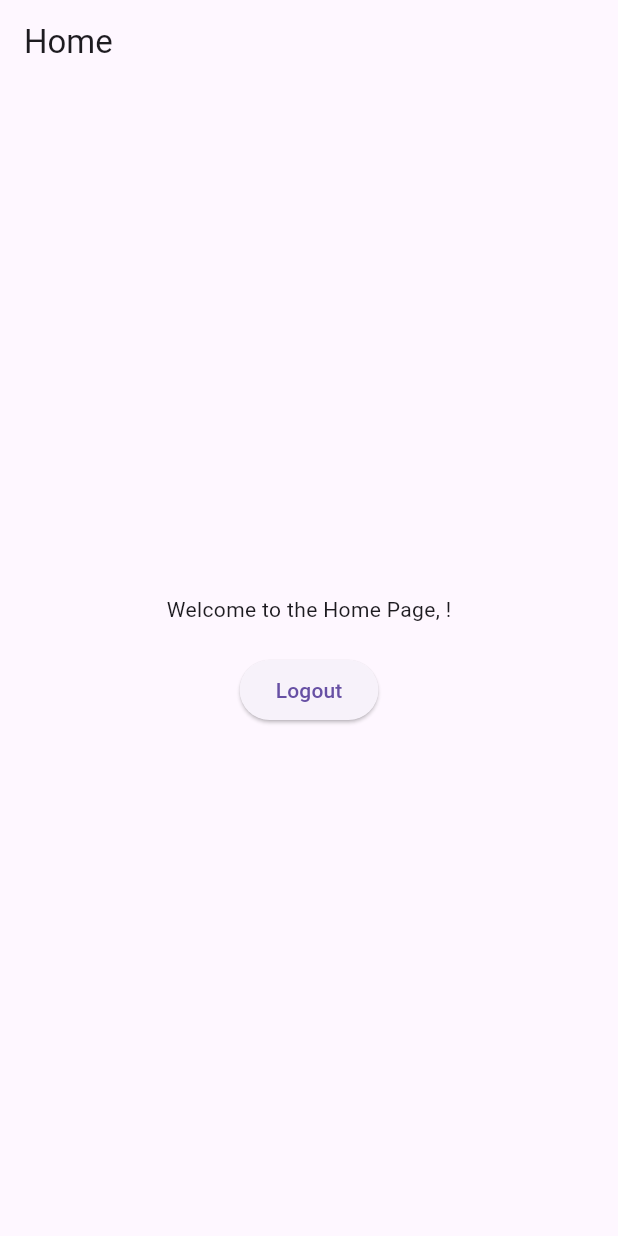
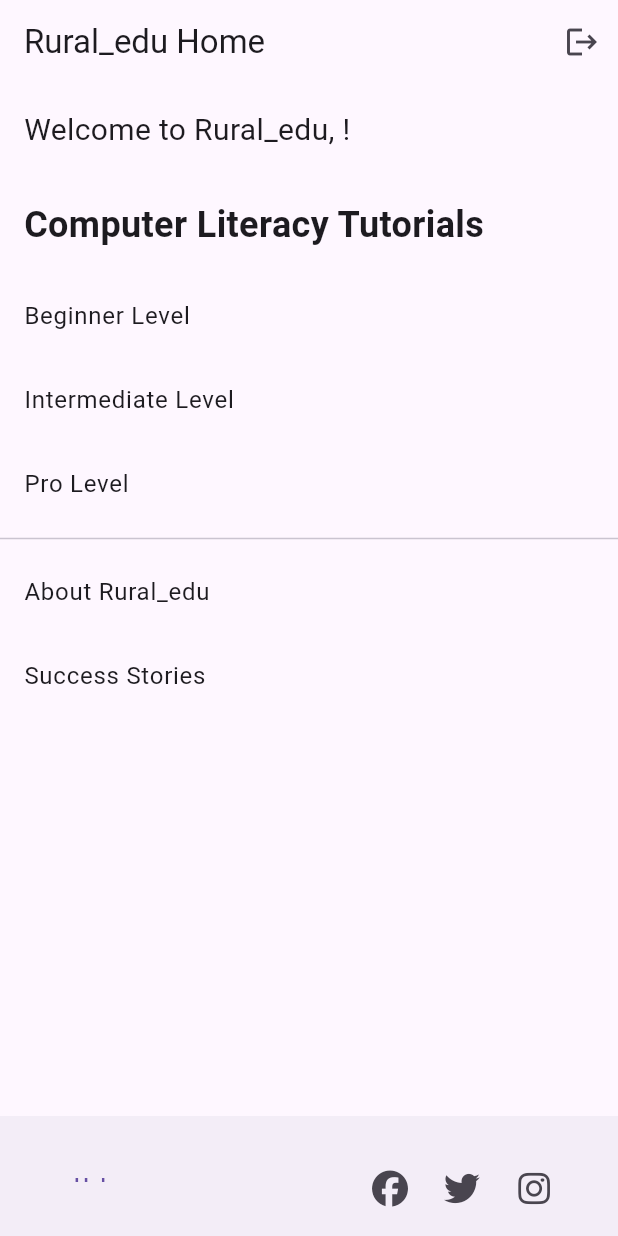
Before and after one commit to Geoffy1/logit_with_flutter, a Flutter app: the Home screen opened directly with empty values, on a phone screen of 412 x 824 dp. Run offline on Flutter 3.47's test engine with Material 3 defaults, Android fonts, the phone set to English and light mode, and no system bars; our stand-ins replace font_awesome_flutter.

Commit message:
developed my login app to be an educational website

```diff
--- a/flutter_1/flutter_application_1/lib/main.dart
+++ b/flutter_1/flutter_application_1/lib/main.dart
@@ -1,4 +1,5 @@
 import 'package:flutter/material.dart';
+import 'package:font_awesome_flutter/font_awesome_flutter.dart'; // Import Font Awesome package
 
 void main() {
   runApp(MyApp());
@@ -8,11 +9,11 @@ class MyApp extends StatelessWidget {
   @override
   Widget build(BuildContext context) {
     return MaterialApp(
-      title: 'Login App',
+      title: 'Rural_edu App',
       theme: ThemeData(
         primarySwatch: Colors.lightBlue,
       ),
-      home: Login(),
+      home: Login(), // Start with login page
     );
   }
 }
@@ -23,31 +24,28 @@ class Login extends StatefulWidget {
 }
 
 class _LoginState extends State<Login> {
-  // capture user input
   final _formKey = GlobalKey<FormState>();
   TextEditingController emailController = TextEditingController();
   TextEditingController passwordController = TextEditingController();
 
   @override
   void dispose() {
-    // Clean up when the widget is disposed.
     emailController.dispose();
     passwordController.dispose();
     super.dispose();
   }
 
-  // handle login functionality
   void _login() {
     if (_formKey.currentState!.validate()) {
       final username = emailController.text;
       final password = passwordController.text;
 
-      // Simple hardcoded authentication
+      // Hardcoded authentication for simplicity
       if (username == "user34412@aol.com" && password == "iktfok9r") {
         Navigator.pushReplacement(
           context,
           MaterialPageRoute(
-            builder: (context) => Home(email: username),
+            builder: (context) => Home(email: username), // Navigate to Home after login
           ),
         );
       } else {
@@ -62,7 +60,7 @@ class _LoginState extends State<Login> {
   Widget build(BuildContext context) {
     return Scaffold(
       appBar: AppBar(
-        title: const Text('Login'),
+        title: const Text('Rural_edu Login'),
       ),
       body: Form(
         key: _formKey,
@@ -119,7 +117,7 @@ class _LoginState extends State<Login> {
   }
 }
 
-// Landing page is the home page after successful login
+// The home page after successful login, showcasing Rural_edu website
 class Home extends StatelessWidget {
   final String email;
   Home({required this.email});
@@ -127,26 +125,207 @@ class Home extends StatelessWidget {
   @override
   Widget build(BuildContext context) {
     return Scaffold(
-      appBar: AppBar(title: const Text('Home')),
+      appBar: AppBar(
+        title: const Text('Rural_edu Home'),
+        actions: [
+          IconButton(
+            icon: const Icon(Icons.logout),
+            onPressed: () {
+              Navigator.pushReplacement(
+                context,
+                MaterialPageRoute(builder: (context) => Login()),
+              );
+            },
+          ),
+        ],
+      ),
       body: Center(
         child: Column(
-          mainAxisAlignment: MainAxisAlignment.center,
+          crossAxisAlignment: CrossAxisAlignment.start,
           children: [
-            Text('Welcome to the Home Page, $email!'), // Welcome message
-            const SizedBox(height: 20),
-            ElevatedButton(
-              onPressed: () {
-                // On logout, navigate back to the Login
-                Navigator.pushReplacement(
-                  context,
-                  MaterialPageRoute(builder: (context) => Login()),
-                );
-              },
-              child: const Text('Logout'),
+            Padding(
+              padding: const EdgeInsets.all(16.0),
+              child: Text('Welcome to Rural_edu, $email!', style: TextStyle(fontSize: 20)),
+            ),
+            Padding(
+              padding: const EdgeInsets.all(16.0),
+              child: Text('Computer Literacy Tutorials', style: TextStyle(fontSize: 24, fontWeight: FontWeight.bold)),
+            ),
+            Expanded(
+              child: ListView(
+                children: [
+                  // Menu for Tutorials
+                  ListTile(
+                    title: Text('Beginner Level'),
+                    onTap: () {
+                      Navigator.push(
+                        context,
+                        MaterialPageRoute(builder: (context) => TutorialPage(level: 'Beginner')),
+                      );
+                    },
+                  ),
+                  ListTile(
+                    title: Text('Intermediate Level'),
+                    onTap: () {
+                      Navigator.push(
+                        context,
+                        MaterialPageRoute(builder: (context) => TutorialPage(level: 'Intermediate')),
+                      );
+                    },
+                  ),
+                  ListTile(
+                    title: Text('Pro Level'),
+                    onTap: () {
+                      Navigator.push(
+                        context,
+                        MaterialPageRoute(builder: (context) => TutorialPage(level: 'Pro')),
+                      );
+                    },
+                  ),
+                  const Divider(),
+                  // Blog about Rural_edu
+                  ListTile(
+                    title: Text('About Rural_edu'),
+                    onTap: () {
+                      Navigator.push(
+                        context,
+                        MaterialPageRoute(builder: (context) => BlogPage()),
+                      );
+                    },
+                  ),
+                  // Case Study / Testimonials
+                  ListTile(
+                    title: Text('Success Stories'),
+                    onTap: () {
+                      Navigator.push(
+                        context,
+                        MaterialPageRoute(builder: (context) => SuccessStoriesPage()),
+                      );
+                    },
+                  ),
+                ],
+              ),
             ),
           ],
+        ),
+      ),
+      // Footer with social links and help page
+      bottomNavigationBar: BottomAppBar(
+        child: Padding(
+          padding: const EdgeInsets.all(16.0),
+          child: Row(
+            mainAxisAlignment: MainAxisAlignment.spaceBetween,
+            children: [
+              TextButton(
+                onPressed: () {
+                  Navigator.push(
+                    context,
+                    MaterialPageRoute(builder: (context) => HelpPage()),
+                  );
+                },
+                child: const Text('Help'),
+              ),
+              Row(
+                children: [
+                  IconButton(
+                    icon: const FaIcon(FontAwesomeIcons.facebook), // Use FontAwesome icons
+                    onPressed: () {
+                      // Add Facebook link
+                    },
+                  ),
+                  IconButton(
+                    icon: const FaIcon(FontAwesomeIcons.twitter), // Use FontAwesome icons
+                    onPressed: () {
+                      // Add Twitter link
+                    },
+                  ),
+                  IconButton(
+                    icon: const FaIcon(FontAwesomeIcons.instagram), // Use FontAwesome icons
+                    onPressed: () {
+                      // Add Instagram link
+                    },
+                  ),
+                ],
+              ),
+            ],
+          ),
         ),
       ),
     );
   }
 }
+
+// Tutorial Page based on level
+class TutorialPage extends StatelessWidget {
+  final String level;
+  TutorialPage({required this.level});
+
+  @override
+  Widget build(BuildContext context) {
+    return Scaffold(
+      appBar: AppBar(
+        title: Text('$level Tutorials'),
+      ),
+      body: Center(
+        child: Text(
+          'This is the $level tutorial content.',
+          style: TextStyle(fontSize: 20),
+        ),
+      ),
+    );
+  }
+}
+
+// Blog Page
+class BlogPage extends StatelessWidget {
+  @override
+  Widget build(BuildContext context) {
+    return Scaffold(
+      appBar: AppBar(
+        title: Text('About Rural_edu'),
+      ),
+      body: Center(
+        child: Text(
+          'Here is some information about Rural_edu and our mission to bridge the digital divide.',
+          style: TextStyle(fontSize: 18),
+        ),
+      ),
+    );
+  }
+}
+
+// Success Stories Page
+class SuccessStoriesPage extends StatelessWidget {
+  @override
+  Widget build(BuildContext context) {
+    return Scaffold(
+      appBar: AppBar(
+        title: Text('Success Stories'),
+      ),
+      body: Center(
+        child: Text(
+          'Here are the success stories of Rural_edu learners.',
+          style: TextStyle(fontSize: 18),
+        ),
+      ),
+    );
+  }
+}
+
+// Help Page
+class HelpPage extends StatelessWidget {
+  @override
+  Widget build(BuildContext context) {
+    return Scaffold(
+      appBar: AppBar(
+        title: Text('Help'),
+      ),
+      body: Center(
+        child: Text(
+          'FAQ and support for Rural_edu users.',
+          style: TextStyle(fontSize: 18),
+        ),
+      ),
+    );
+  }
+}
--- a/flutter_1/flutter_application_1/pubspec.yaml
+++ b/flutter_1/flutter_application_1/pubspec.yaml
@@ -11,6 +11,7 @@ environment:
 dependencies:
   flutter:
     sdk: flutter
+  font_awesome_flutter: ^10.5.0 # added this line
 
   english_words: ^4.0.0
   provider: ^6.0.0
```
Also changed, not shown: flutter_1/flutter_application_1/pubspec.lock.
